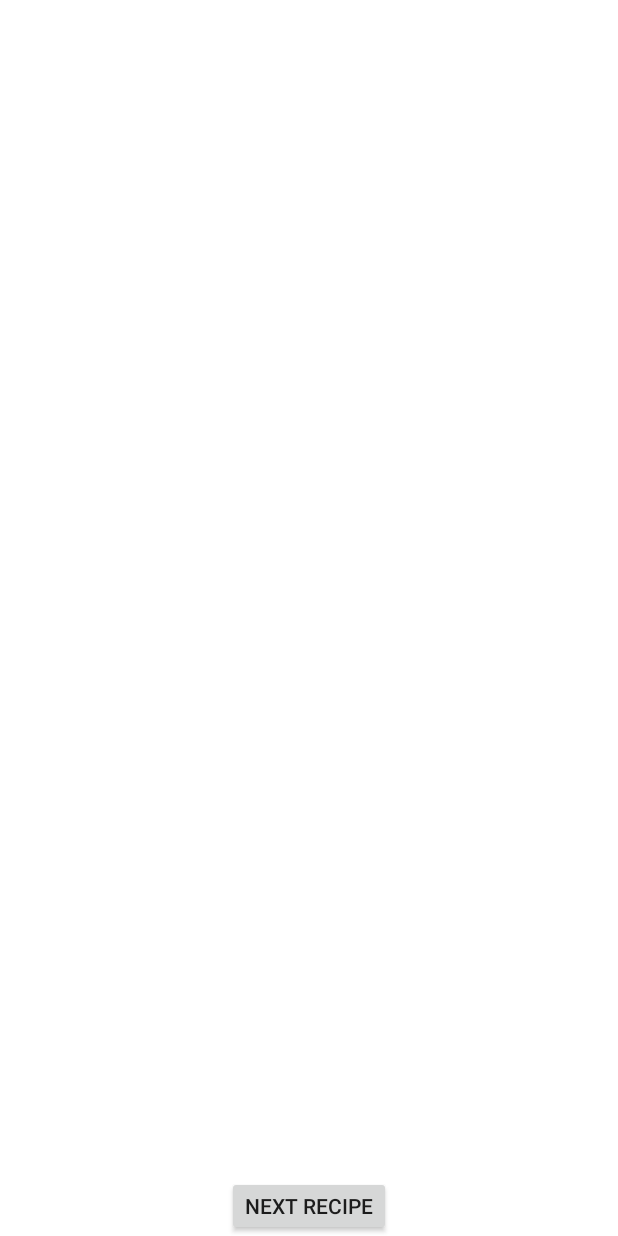
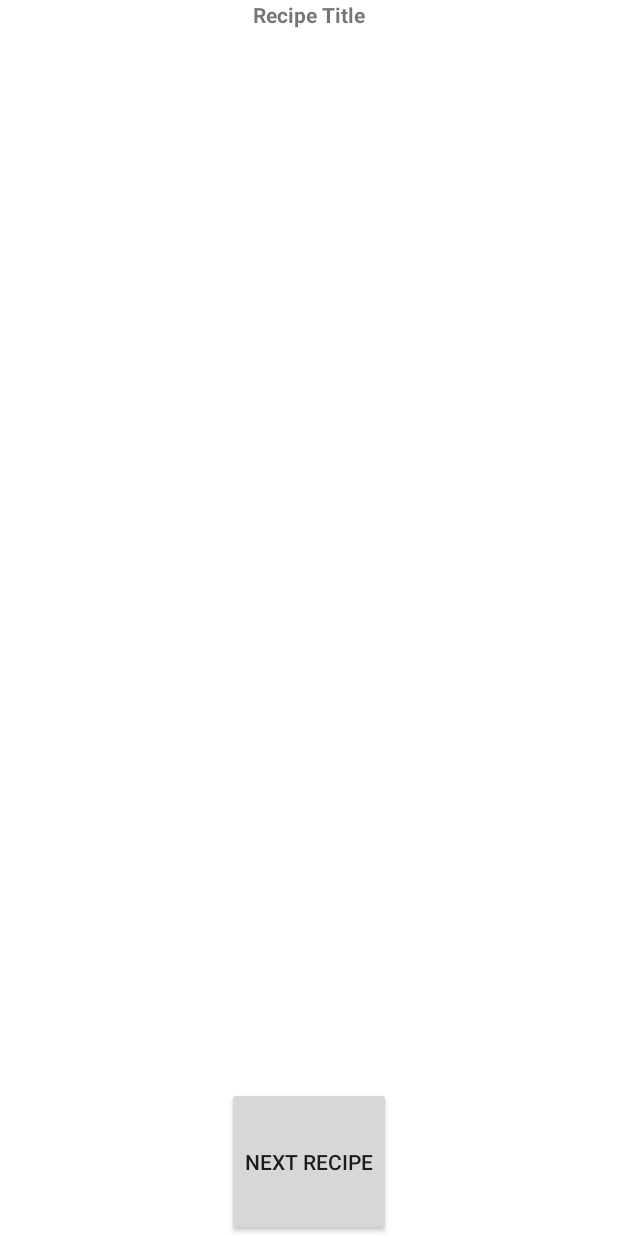
Before and after one commit to chatsgris/bakingapp, an Android app: the layout recipe_widget.xml on its own in the app's theme, with its tools: preview values and no code run, on a phone screen of 412 x 824 dp. Run offline under Robolectric (Android 15) with nearby library versions, the phone set to English and light mode, and no system bars.

Commit message:
insert recipe title in widget

```diff
--- a/BakingApp2/app/src/main/java/com/android/bakingapp/data/Recipes.java
+++ b/BakingApp2/app/src/main/java/com/android/bakingapp/data/Recipes.java
@@ -35,6 +35,16 @@ public class Recipes implements RecipeListQueryTask.RecipeListAsyncResponse{
             Log.e(TAG, "Failed to get ingredients from JSONArray");
         }
         return jsonArray;
+    }
+
+    public String getRecipeTitle(int position) {
+        String string = null;
+        try {
+            string = mRecipes.getJSONObject(position).getString("name");
+        } catch (JSONException e) {
+            Log.e(TAG, e.getMessage());
+        }
+        return string;
     }
 
     public JSONArray getSteps(int position) {
--- a/BakingApp2/app/src/main/java/com/android/bakingapp/utils/RecipeWidgetProvider.java
+++ b/BakingApp2/app/src/main/java/com/android/bakingapp/utils/RecipeWidgetProvider.java
@@ -25,6 +25,7 @@ public class RecipeWidgetProvider extends AppWidgetProvider {
             intent.setData(Uri.parse(intent.toUri(Intent.URI_INTENT_SCHEME)));
 
             RemoteViews views = new RemoteViews(context.getPackageName(), R.layout.recipe_widget);
+            views.setTextViewText(R.id.widget_title, new Recipes().getRecipeTitle(mPosition));
 
             views.setRemoteAdapter(appWidgetId, R.id.widget_lv, intent);
 
--- a/BakingApp2/app/src/main/res/layout/recipe_widget.xml
+++ b/BakingApp2/app/src/main/res/layout/recipe_widget.xml
@@ -1,26 +1,35 @@
 <?xml version="1.0" encoding="utf-8"?>
 
-<LinearLayout
-    xmlns:android="http://schemas.android.com/apk/res/android"
+<LinearLayout xmlns:android="http://schemas.android.com/apk/res/android"
     android:layout_width="match_parent"
     android:layout_height="match_parent"
+    xmlns:tools="http://schemas.android.com/tools"
     android:orientation="vertical"
-    android:weightSum="6"
     android:background="#FFFFFF">
+
+    <TextView
+        android:layout_width="wrap_content"
+        android:layout_height="0dp"
+        tools:text="Recipe Title"
+        android:textStyle="bold"
+        android:layout_weight="2"
+        android:layout_gravity="center"
+        android:textAlignment="center"
+        android:id="@+id/widget_title"/>
 
     <ListView xmlns:android="http://schemas.android.com/apk/res/android"
         android:id="@+id/widget_lv"
         android:layout_width="match_parent"
-        android:layout_height="match_parent"
-        android:layout_weight="5"
+        android:layout_height="0dp"
+        android:layout_weight="20"
         android:scrollbars="vertical" />
 
     <Button
         android:layout_width="wrap_content"
-        android:layout_height="wrap_content"
+        android:layout_height="0dp"
         android:layout_gravity="center"
         android:text="Next Recipe"
-        android:layout_weight="1"
+        android:layout_weight="3"
         android:id="@+id/widget_next_button"/>
 
 </LinearLayout>
```
